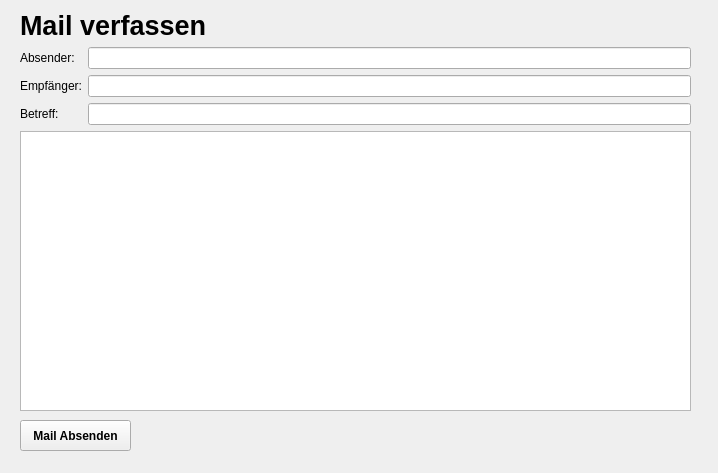
Above: thunder_mail_client/sending_mail_widget.ui from SH1RL0CK/thunder_mail before the change. Below: the same form after it.
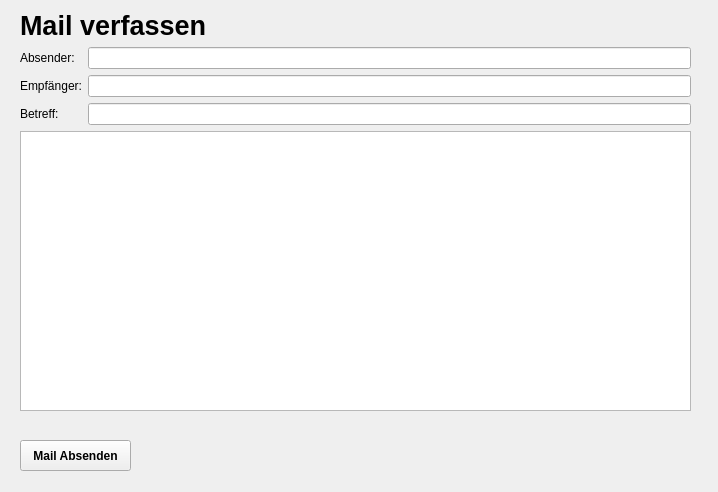
That is the form after the change.

Commit message: add sending mail gui logic

What changed in the file:
```diff
--- a/thunder_mail_client/sending_mail_widget.ui
+++ b/thunder_mail_client/sending_mail_widget.ui
@@ -7,7 +7,7 @@
     <x>0</x>
     <y>0</y>
     <width>718</width>
-    <height>473</height>
+    <height>492</height>
    </rect>
   </property>
   <property name="windowTitle">
@@ -17,7 +17,7 @@
    <property name="geometry">
     <rect>
      <x>20</x>
-     <y>420</y>
+     <y>440</y>
      <width>111</width>
      <height>31</height>
     </rect>
@@ -41,7 +41,7 @@
      <x>20</x>
      <y>10</y>
      <width>671</width>
-     <height>401</height>
+     <height>421</height>
     </rect>
    </property>
    <layout class="QVBoxLayout" name="verticalLayout">
@@ -100,6 +100,13 @@
     <item>
      <widget class="QPlainTextEdit" name="bodyPlainTextEdit"/>
     </item>
+    <item>
+     <widget class="QLabel" name="feedbackOutput">
+      <property name="text">
+       <string/>
+      </property>
+     </widget>
+    </item>
    </layout>
   </widget>
  </widget>
```
Left out of the diff: 2 changed lines with no effect on the pictures. The commit also changes 3 other files.
